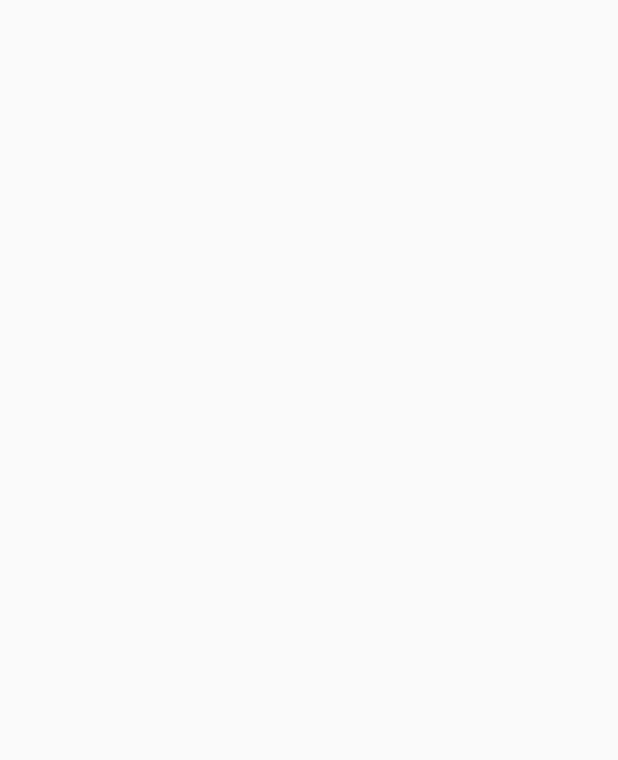
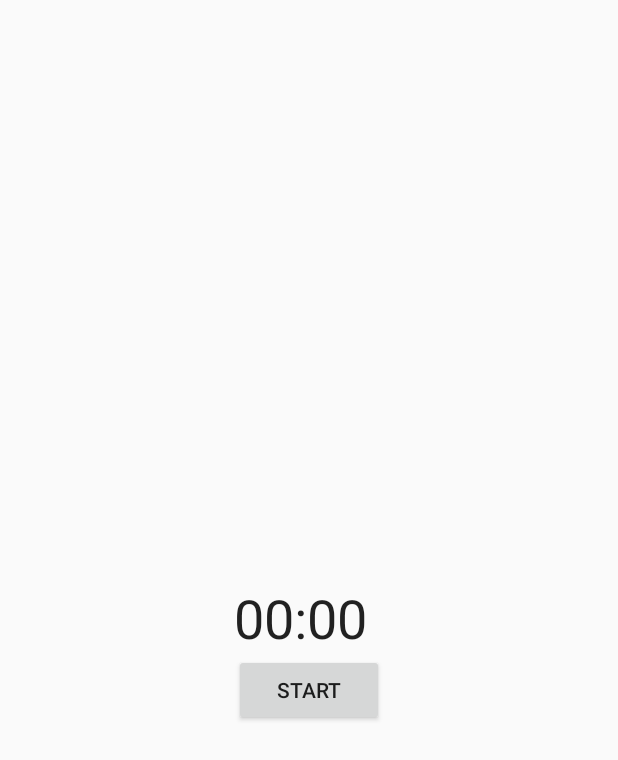
Before and after one commit to TwilightNight/AndroidLesson3_Widget, an Android app: the ChronometerActivity screen opened directly, with no data from a screen before it, on a phone screen of 412 x 824 dp. Before the commit the part shown is empty. Shown: the top 760 px of the screen. Run offline under Robolectric (Android 15) with nearby library versions, the phone set to English and light mode, and no system bars; our stand-ins replace ButterKnife.

Commit message:
Finish ChronometerActivity

```diff
--- a/app/src/main/java/com/example/shana/androidlesson3_widget/ChronometerActivity.java
+++ b/app/src/main/java/com/example/shana/androidlesson3_widget/ChronometerActivity.java
@@ -1,9 +1,43 @@
 package com.example.shana.androidlesson3_widget;
 
 import android.app.Activity;
+import android.os.Bundle;
+import android.os.SystemClock;
+import android.widget.Button;
+import android.widget.Chronometer;
+
+import butterknife.BindString;
+import butterknife.ButterKnife;
+import butterknife.OnClick;
 
 /**
  * Created by shana on 2015/12/10.
  */
 public class ChronometerActivity extends Activity {
+    private long timeWhenStopped = 0;
+    @BindString(R.string.start)
+    String start;
+    @BindString(R.string.stop)
+    String stop;
+
+    @OnClick(R.id.activity_chronometer_button)
+    void onButtonClick(Button button){
+        Chronometer chronometer = (Chronometer)findViewById(R.id.activity_chronometer_chronometer);
+        if (button.getText().toString().equals(stop)) {
+            button.setText(start);
+            timeWhenStopped = chronometer.getBase() - SystemClock.elapsedRealtime();
+            chronometer.stop();
+        } else {
+            button.setText(stop);
+            chronometer.setBase(SystemClock.elapsedRealtime() + timeWhenStopped);
+            chronometer.start();
+        }
+    }
+
+    @Override
+    protected void onCreate(Bundle savedInstanceState) {
+        super.onCreate(savedInstanceState);
+        setContentView(R.layout.activity_chronometer);
+        ButterKnife.bind(this);
+    }
 }
--- /dev/null
+++ b/app/src/main/res/layout/activity_chronometer.xml
@@ -0,0 +1,20 @@
+<?xml version="1.0" encoding="utf-8"?>
+<RelativeLayout xmlns:android="http://schemas.android.com/apk/res/android"
+    android:layout_width="match_parent"
+    android:layout_height="match_parent">
+
+    <Chronometer
+        android:id="@+id/activity_chronometer_chronometer"
+        android:layout_width="100dp"
+        android:layout_height="wrap_content"
+        android:layout_centerInParent="true"
+        android:textSize="36dp"/>
+
+    <Button
+        android:id="@+id/activity_chronometer_button"
+        android:layout_width="100dp"
+        android:layout_height="wrap_content"
+        android:layout_below="@id/activity_chronometer_chronometer"
+        android:layout_alignLeft="@id/activity_chronometer_chronometer"
+        android:text="@string/start"/>
+</RelativeLayout>
--- a/app/src/main/res/values/strings.xml
+++ b/app/src/main/res/values/strings.xml
@@ -1,3 +1,5 @@
 <resources>
     <string name="app_name">AndroidLesson3_Widget</string>
+    <string name="start">Start</string>
+    <string name="stop">Stop</string>
 </resources>
```
